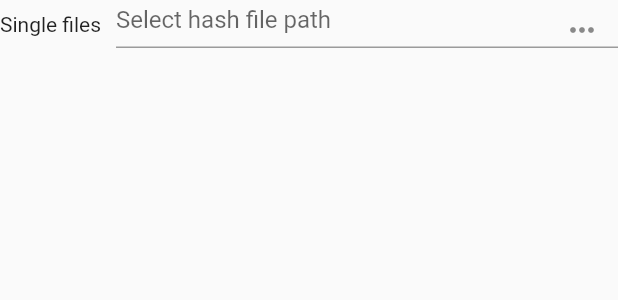
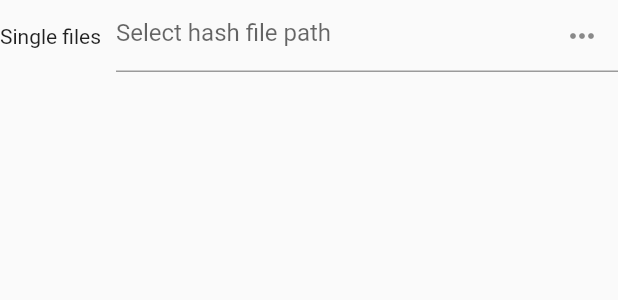
Before and after one commit to nilshenrich/FileTreeHasher, a Flutter app: the T_StorageChooserRow widget shown alone on an empty page, opened directly, on a phone screen of 412 x 824 dp. Shown: the top 300 px of the screen. Run offline on Flutter 3.47's test engine with Material 2 defaults, Android fonts, the phone set to English and light mode, and no system bars; our stand-ins replace convert, percent_indicator; missing offline and left inert: filesystem_picker.

Commit message:
Changing text input value does not need a StatefulWidget around

```diff
--- a/flutter_app/lib/templates/contentarea.dart
+++ b/flutter_app/lib/templates/contentarea.dart
@@ -323,41 +323,39 @@ class T_BodyContent_state extends State<T_BodyContent> {
 // # TEMPLATE
 // # Storage chooser row for hash file creation
 // ##################################################
-class T_StorageChooserRow extends StatefulWidget {
+class T_StorageChooserRow extends StatelessWidget {
   // Attributes
   final String title;
+  final TextEditingController _textEditingController = TextEditingController();
 
   // Constructor
-  const T_StorageChooserRow({super.key, required this.title});
-
-  @override
-  State<T_StorageChooserRow> createState() => _T_StorageChooserRowState();
-}
-
-class _T_StorageChooserRowState extends State<T_StorageChooserRow> {
-  // State attributes
-  TextEditingController _textEditingController = TextEditingController();
+  T_StorageChooserRow({super.key, required this.title});
 
   @override
   Widget build(BuildContext context) {
     return Row(children: [
-      Text(widget.title),
+      Text(title),
       const SizedBox(width: 10),
       Expanded(
           child: SizedBox(
-        height: 32,
+        // height: 24,
         child: TextField(
             controller: _textEditingController,
             decoration: InputDecoration(
                 hintText: "Select hash file path",
                 suffixIcon: IconButton(
                   onPressed: () {
-                    String enteredText = _textEditingController.text;
+                    _textEditingController.text = selectStoragePath();
                   },
                   icon: Icon(Icons.more_horiz),
                 ))),
       ))
     ]);
+  }
+
+  // ##################################################
+  String selectStoragePath() {
+    return "<selected>";
   }
 }
 
```
